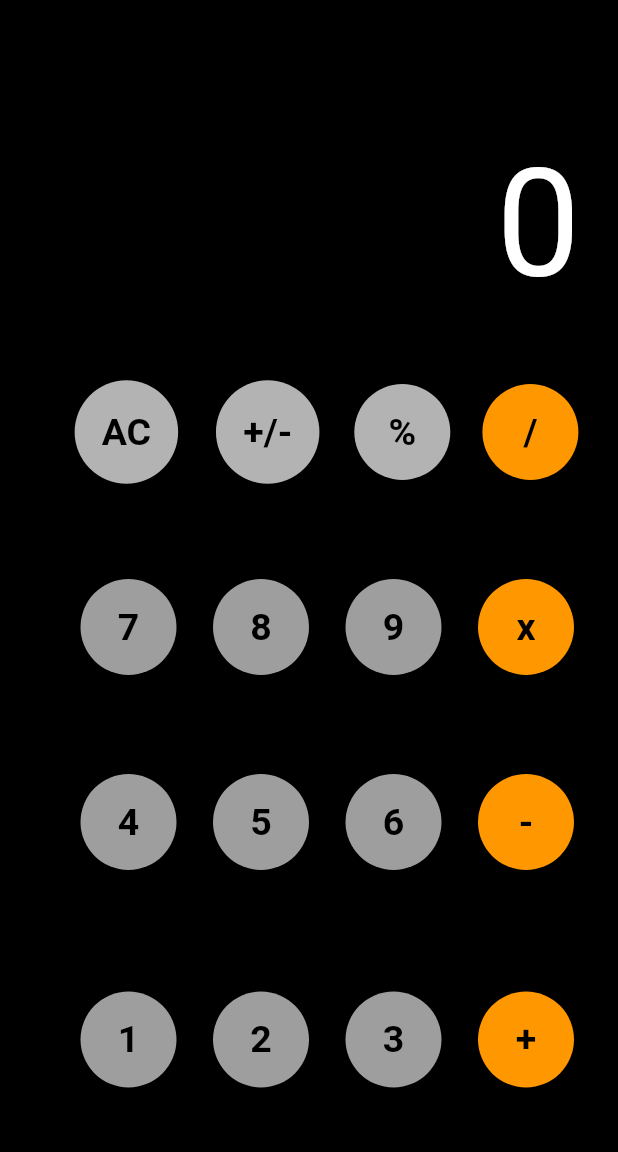
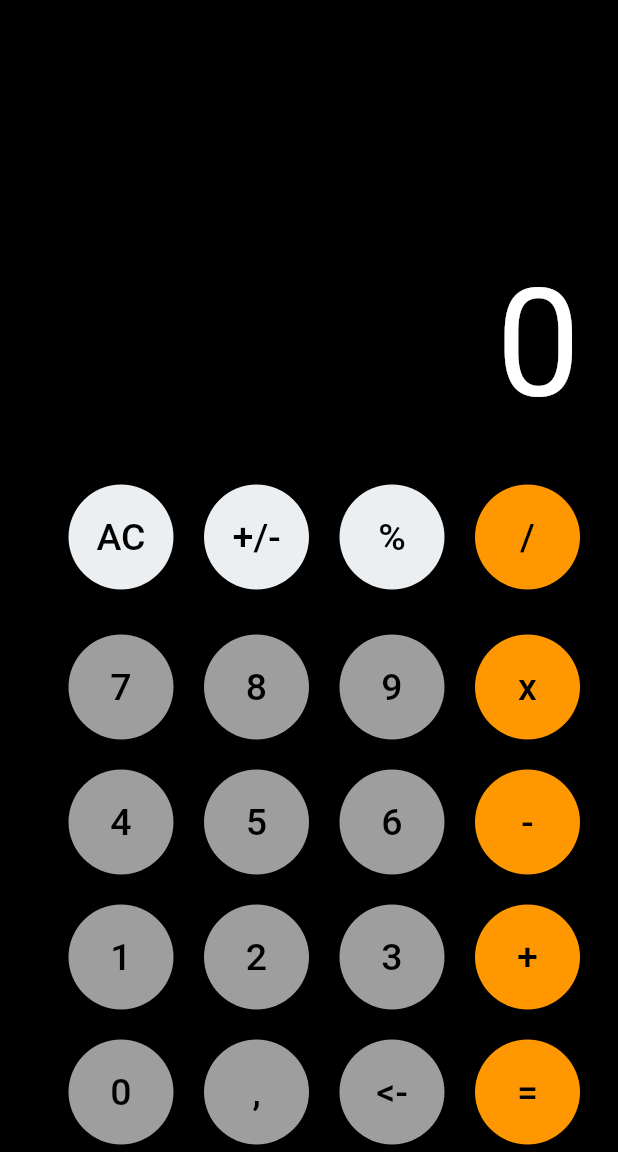
Before and after one commit to hoccuspoccus34/CalculatorFlutter, a Flutter app: the screen it shows after launch, on a phone screen of 412 x 824 dp, the part 84-1236 px from its top. Run offline on Flutter 3.47's test engine with Material 2 defaults, Android fonts, the phone set to English and light mode, and no system bars.

Commit message:
button size

```diff
--- a/lib/main.dart
+++ b/lib/main.dart
@@ -7,7 +7,6 @@ void main() {
 class MyApp extends StatelessWidget {
   const MyApp({super.key});
 
-  // This widget is the root of your application.
   @override
   Widget build(BuildContext context) {
     return MaterialApp(
@@ -31,7 +30,9 @@ class MyHomePage extends StatefulWidget {
 
 class _MyHomePageState extends State<MyHomePage> {
 
+
     Widget calcbutton(String btntxt, Color btncolor, Color txtcolor) {
+
       return Container(
 
         child: ElevatedButton(onPressed: (){
@@ -39,22 +40,18 @@ class _MyHomePageState extends State<MyHomePage> {
           },
 
           child: Text(btntxt,
-              style: TextStyle(
+            style: TextStyle(
                 fontSize: 25,
                 color: txtcolor,
-                fontWeight: FontWeight.bold
             ),
           ),
         style: ElevatedButton.styleFrom(
             backgroundColor: btncolor,
-            padding: EdgeInsets.all(20),
             shape: CircleBorder(),
         ),
-
         ),
       );
   }
-
 
 
   @override
@@ -78,52 +75,142 @@ class _MyHomePageState extends State<MyHomePage> {
               style: TextStyle(color: Colors.white,
               fontSize: 100),
               ),
-              )
+              ),
               ],
             ),
 
             Row(
               mainAxisAlignment: MainAxisAlignment.spaceEvenly,
               children: [
-                Padding(padding: EdgeInsets.only(bottom: 120),),
-                calcbutton('AC', Colors.white70, Colors.black),
-                calcbutton('+/-', Colors.white70, Colors.black),
-                calcbutton('%', Colors.white70, Colors.black),
-                calcbutton('/', Colors.orange, Colors.black),
+                Padding(padding: EdgeInsets.only(bottom: 100),),
+                SizedBox(
+                  height: 70,
+                  width: 70,
+                  child: calcbutton('AC', Colors.blueGrey.shade50, Colors.black),
+                ),
+                SizedBox(
+                  height: 70,
+                  width: 70,
+                  child: calcbutton('+/-', Colors.blueGrey.shade50, Colors.black),
+                ),
+                SizedBox(
+                  height: 70,
+                  width: 70,
+                  child: calcbutton('%', Colors.blueGrey.shade50, Colors.black),
+                ),
+                SizedBox(
+                  height: 70,
+                  width: 70,
+                  child: calcbutton('/', Colors.orange, Colors.black),
+                ),
               ],
             ),
             SizedBox(height: 10,),
             Row(
               mainAxisAlignment: MainAxisAlignment.spaceEvenly,
               children: [
-                Padding(padding: EdgeInsets.only(bottom: 120),),
-                calcbutton('7', Colors.grey, Colors.black),
-                calcbutton('8', Colors.grey, Colors.black),
-                calcbutton('9', Colors.grey, Colors.black),
-                calcbutton('x', Colors.orange, Colors.black),
-              ],
-            ),
-            SizedBox(height: 10,),
-            Row(
-
-              mainAxisAlignment: MainAxisAlignment.spaceEvenly,
-              children: [
-                Padding(padding: EdgeInsets.only(bottom: 120),),
-                calcbutton('4', Colors.grey, Colors.black),
-                calcbutton('5', Colors.grey, Colors.black),
-                calcbutton('6', Colors.grey, Colors.black),
-                calcbutton('-', Colors.orange, Colors.black),
+                Padding(padding: EdgeInsets.only(bottom: 80),),
+                SizedBox(
+                  height: 70,
+                  width: 70,
+                  child: calcbutton('7', Colors.grey, Colors.black),
+                ),
+                SizedBox(
+                  height: 70,
+                  width: 70,
+                  child: calcbutton('8', Colors.grey, Colors.black),
+                ),
+                SizedBox(
+                  height: 70,
+                  width: 70,
+                  child: calcbutton('9', Colors.grey, Colors.black),
+                ),
+                SizedBox(
+                  height: 70,
+                  width: 70,
+                  child: calcbutton('x', Colors.orange, Colors.black),
+                ),
               ],
             ),
             SizedBox(height: 10,),
             Row(
               mainAxisAlignment: MainAxisAlignment.spaceEvenly,
               children: [
-                Padding(padding: EdgeInsets.only(bottom: 150),),
-                calcbutton('1', Colors.grey, Colors.black),
-                calcbutton('2', Colors.grey, Colors.black),
-                calcbutton('3', Colors.grey, Colors.black),
-                calcbutton('+', Colors.orange, Colors.black),
+                Padding(padding: EdgeInsets.only(bottom: 80),),
+                SizedBox(
+                  height: 70,
+                  width: 70,
+                  child: calcbutton('4', Colors.grey, Colors.black),
+                ),
+                SizedBox(
+                  height: 70,
+                  width: 70,
+                  child: calcbutton('5', Colors.grey, Colors.black),
+                ),
+                SizedBox(
+                  height: 70,
+                  width: 70,
+                  child: calcbutton('6', Colors.grey, Colors.black),
+                ),
+                SizedBox(
+                  height: 70,
+                  width: 70,
+                  child: calcbutton('-', Colors.orange, Colors.black),
+                ),
+              ],
+            ),
+            SizedBox(height: 10,),
+            Row(
+              mainAxisAlignment: MainAxisAlignment.spaceEvenly,
+              children: [
+                Padding(padding: EdgeInsets.only(bottom: 80),),
+                SizedBox(
+                  height: 70,
+                  width: 70,
+                  child: calcbutton('1', Colors.grey, Colors.black),
+                ),
+                SizedBox(
+                  height: 70,
+                  width: 70,
+                  child: calcbutton('2', Colors.grey, Colors.black),
+                ),
+                SizedBox(
+                  height: 70,
+                  width: 70,
+                  child: calcbutton('3', Colors.grey, Colors.black),
+                ),
+                SizedBox(
+                  height: 70,
+                  width: 70,
+                  child: calcbutton('+', Colors.orange, Colors.black),
+                ),
+              ],
+            ),
+            SizedBox(height: 10,),
+            Row(
+              mainAxisAlignment: MainAxisAlignment.spaceEvenly,
+              children: [
+                Padding(padding: EdgeInsets.only(bottom: 80),),
+                SizedBox(
+                  height: 70,
+                  width: 70,
+                  child: calcbutton('0', Colors.grey, Colors.black),
+                ),
+                SizedBox(
+                  height: 70,
+                  width: 70,
+                  child: calcbutton(',', Colors.grey, Colors.black),
+                ),
+                SizedBox(
+                  height: 70,
+                  width: 70,
+                  child: calcbutton('<-', Colors.grey, Colors.black),
+                ),
+                SizedBox(
+                  height: 70,
+                  width: 70,
+                  child: calcbutton('=', Colors.orange, Colors.black),
+                ),
               ],
             ),
           ],
```
